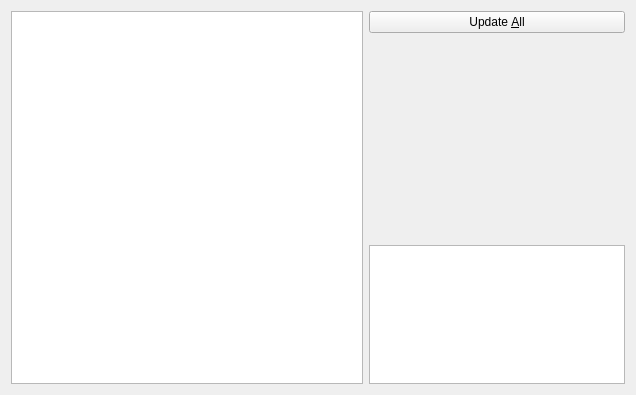
Old version of the form src/ui/localmodbrowser.ui in the repository kaniol-lck/modmanager.
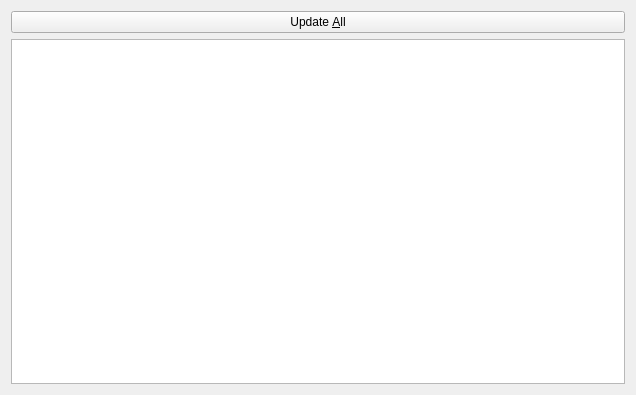
New version of the form.

The edit to the form file:
```diff
--- a/src/ui/localmodbrowser.ui
+++ b/src/ui/localmodbrowser.ui
@@ -15,52 +15,19 @@
   </property>
   <layout class="QGridLayout" name="gridLayout">
    <item row="0" column="0">
+    <widget class="QPushButton" name="pushButton">
+     <property name="text">
+      <string>Update &amp;All</string>
+     </property>
+    </widget>
+   </item>
+   <item row="1" column="0">
     <widget class="QListWidget" name="modListWidget">
      <property name="verticalScrollMode">
       <enum>QAbstractItemView::ScrollPerPixel</enum>
      </property>
     </widget>
    </item>
-   <item row="0" column="1">
-    <layout class="QVBoxLayout" name="verticalLayout">
-     <item>
-      <widget class="QPushButton" name="pushButton">
-       <property name="text">
-        <string>Update &amp;All</string>
-       </property>
-      </widget>
-     </item>
-     <item>
-      <spacer name="verticalSpacer">
-       <property name="orientation">
-        <enum>Qt::Vertical</enum>
-       </property>
-       <property name="sizeHint" stdset="0">
-        <size>
-         <width>20</width>
-         <height>259</height>
-        </size>
-       </property>
-      </spacer>
-     </item>
-     <item>
-      <widget class="QTextBrowser" name="modInfoText">
-       <property name="sizePolicy">
-        <sizepolicy hsizetype="Preferred" vsizetype="Expanding">
-         <horstretch>0</horstretch>
-         <verstretch>0</verstretch>
-        </sizepolicy>
-       </property>
-       <property name="maximumSize">
-        <size>
-         <width>400</width>
-         <height>16777215</height>
-        </size>
-       </property>
-      </widget>
-     </item>
-    </layout>
-   </item>
   </layout>
  </widget>
  <resources/>
```
